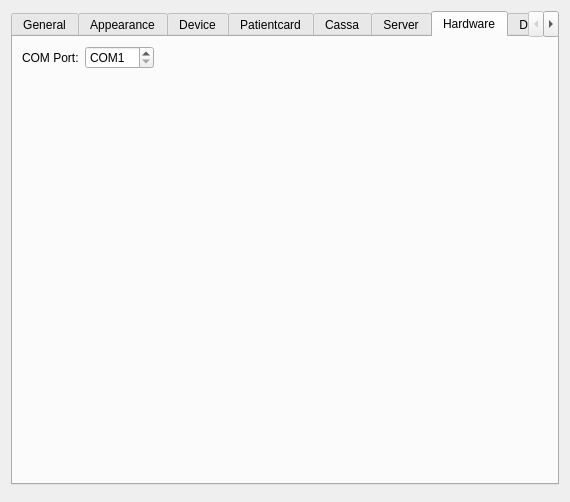
Above: client/dlgpreferences.ui from tbikfalvi/Belenus before the change. Below: the same form after it.
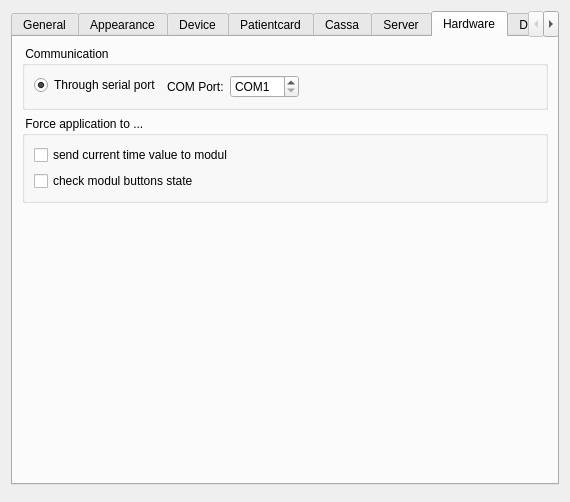
That is the form after the change. The open tabs and pages were chosen to show the change.

Commit message: Force time es modul gomb read parameterezve

The edit to the form file:
```diff
--- a/client/dlgpreferences.ui
+++ b/client/dlgpreferences.ui
@@ -1928,8 +1928,24 @@
       <attribute name="title">
        <string>Hardware</string>
       </attribute>
-      <layout class="QVBoxLayout" name="verticalLayout_6">
+      <layout class="QVBoxLayout" name="verticalLayout_28">
        <item>
+        <widget class="QGroupBox" name="gbCommunication">
+         <property name="title">
+          <string> Communication </string>
+         </property>
+         <layout class="QFormLayout" name="formLayout_7">
+          <item row="0" column="0">
+           <widget class="QRadioButton" name="rbCommSerial">
+            <property name="text">
+             <string>Through serial port</string>
+            </property>
+            <property name="checked">
+             <bool>true</bool>
+            </property>
+           </widget>
+          </item>
+          <item row="0" column="1">
         <layout class="QHBoxLayout" name="horizontalLayout_3">
          <item>
           <widget class="QLabel" name="lblCOM">
@@ -1965,6 +1981,32 @@
           </spacer>
          </item>
         </layout>
+          </item>
+         </layout>
+        </widget>
+       </item>
+       <item>
+        <widget class="QGroupBox" name="gbForceCommand">
+         <property name="title">
+          <string> Force application to ... </string>
+         </property>
+         <layout class="QVBoxLayout" name="verticalLayout_6">
+          <item>
+           <widget class="QCheckBox" name="chkForceSendTime">
+            <property name="text">
+             <string>send current time value to modul</string>
+            </property>
+           </widget>
+          </item>
+          <item>
+           <widget class="QCheckBox" name="chkForceButtonRead">
+            <property name="text">
+             <string>check modul buttons state</string>
+            </property>
+           </widget>
+          </item>
+         </layout>
+        </widget>
        </item>
        <item>
         <spacer name="verticalSpacer_3">
```
Left out of the diff: 2 changed lines with no effect on the pictures. Lines whose indentation alone changed are shown as unchanged. The commit also changes 7 other files.
